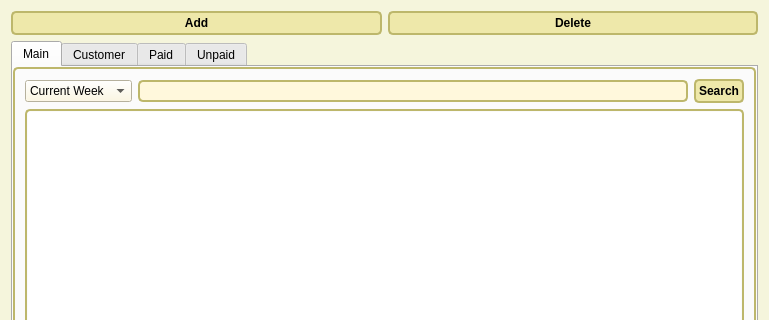
First picture: the form in new_start/UI_File/Main.ui, repository maximustann/Bing_project, before the edit; both pictures show x 0 to 769 and y 0 to 320 of the 769 by 723 pixel window.
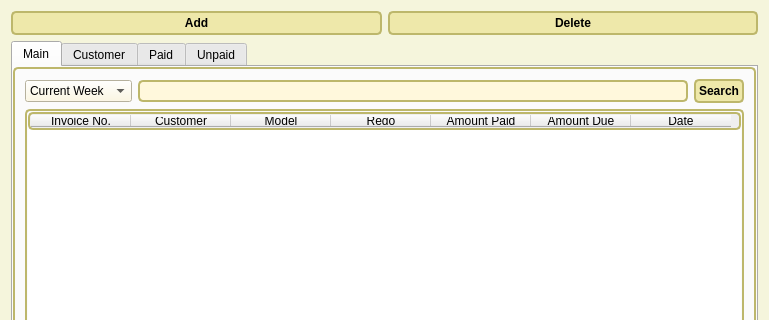
Second picture: the form after the edit.

```diff
--- a/new_start/UI_File/Main.ui
+++ b/new_start/UI_File/Main.ui
@@ -284,7 +284,7 @@
           <bool>true</bool>
          </property>
          <attribute name="horizontalHeaderVisible">
-          <bool>false</bool>
+          <bool>true</bool>
          </attribute>
          <attribute name="horizontalHeaderHighlightSections">
           <bool>false</bool>
```
